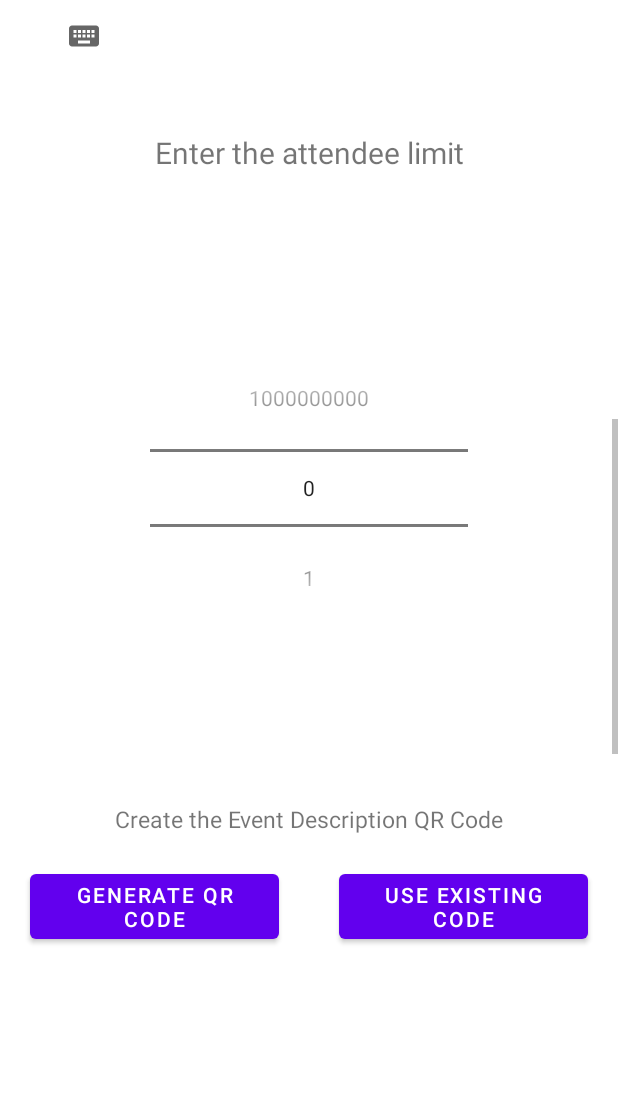
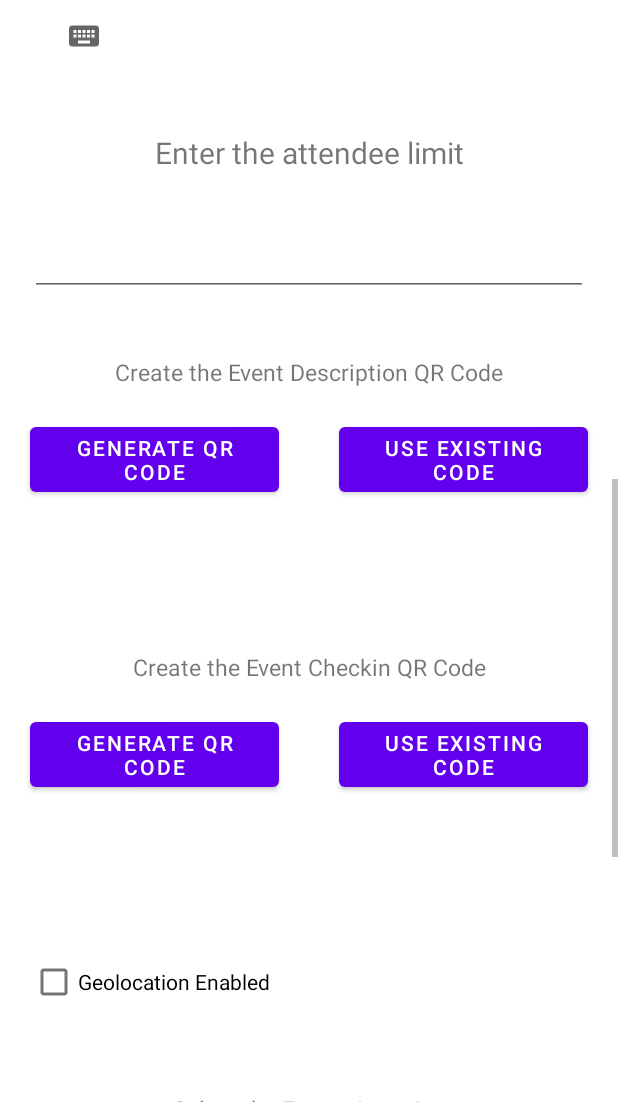
Before and after one commit to CMPUT301W24T24/402-Payment-Required, an Android app: the fragment CreateEventFragment shown on its own in the app's theme, scrolled down 1074 dp, on a phone screen of 412 x 824 dp, the part 134-1236 px from its top. Run offline under Robolectric (Android 15) with nearby library versions, the phone set to English and light mode, and no system bars; our stand-ins replace Firebase (no records; nobody signed in at launch, a user with empty details on screens opened directly); libraries missing offline, so code that uses them is left out: org.osmdroid.config, org.osmdroid.events, org.osmdroid.tileprovider, org.osmdroid.util, org.osmdroid.views; plain views replace MapView; 12 statements that could not run were skipped.

Commit message:
Updated event limit to text view

```diff
--- a/src/app/src/main/java/com/example/qrcheckin/user/createevent/CreateEventFragment.java
+++ b/src/app/src/main/java/com/example/qrcheckin/user/createevent/CreateEventFragment.java
@@ -1,4 +1,6 @@
 package com.example.qrcheckin.user.createevent;
+
+import static java.lang.Integer.MAX_VALUE;
 
 import android.Manifest;
 import android.content.Context;
@@ -99,9 +101,7 @@ public class CreateEventFragment extends Fragment {
 
         EditText locationTextView = binding.textCreateEventLocation;
 
-        NumberPicker limitNumberPicker = binding.createEventAttendLimit;
-        limitNumberPicker.setMinValue(0);
-        limitNumberPicker.setMaxValue(1000000000);
+        EditText limitEditText = binding.createEventAttendLimit;
 
         CheckBox geoCheckBox = binding.checkboxCreateEventGeolocation;
 
@@ -193,7 +193,14 @@ public class CreateEventFragment extends Fragment {
             Double locationGeoLat = eventLocation.getLatitude();
             Double locationGeoLong = eventLocation.getLongitude();
             Boolean geo = geoCheckBox.isChecked();
-            Integer limit = limitNumberPicker.getValue();
+            Integer limit;
+            if (limitEditText.getText().toString().isEmpty()) {
+                limit = MAX_VALUE;
+            } else {
+                limit = Integer.valueOf(limitEditText.getText().toString());
+            }
+
+
 
 
             Event event = new Event(user, titleText, descriptionText, posterRef, time, location, locationGeoLat, locationGeoLong, checkinId, checkinQR, promoteId, promoteQR, geo, limit);
--- a/src/app/src/main/res/layout/fragment_create_event.xml
+++ b/src/app/src/main/res/layout/fragment_create_event.xml
@@ -91,11 +91,17 @@
                 app:layout_constraintStart_toEndOf="parent"
                 app:layout_constraintBottom_toTopOf="@id/create_event_attend_limit" />
 
-            <NumberPicker
+            <EditText
                 android:id="@+id/create_event_attend_limit"
                 android:layout_width="match_parent"
                 android:layout_height="wrap_content"
-                android:layout_margin="100dp"
+                android:layout_marginStart="8dp"
+                android:layout_marginTop="8dp"
+                android:layout_marginEnd="8dp"
+                android:inputType="number"
+                android:textAlignment="textStart"
+                android:textSize="15sp"
+                android:layout_margin="20dp"
                 app:layout_constraintEnd_toEndOf="parent"
                 app:layout_constraintStart_toStartOf="parent"
                 app:layout_constraintTop_toBottomOf="@id/create_event_attend_limit_description_text"/>
```
